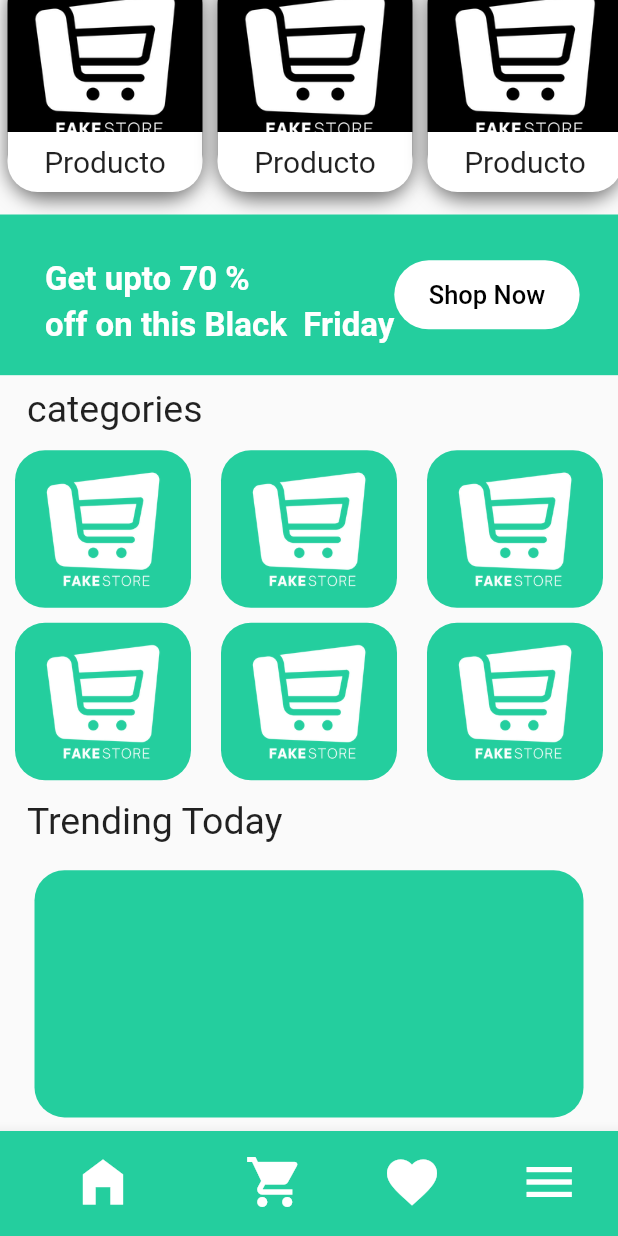
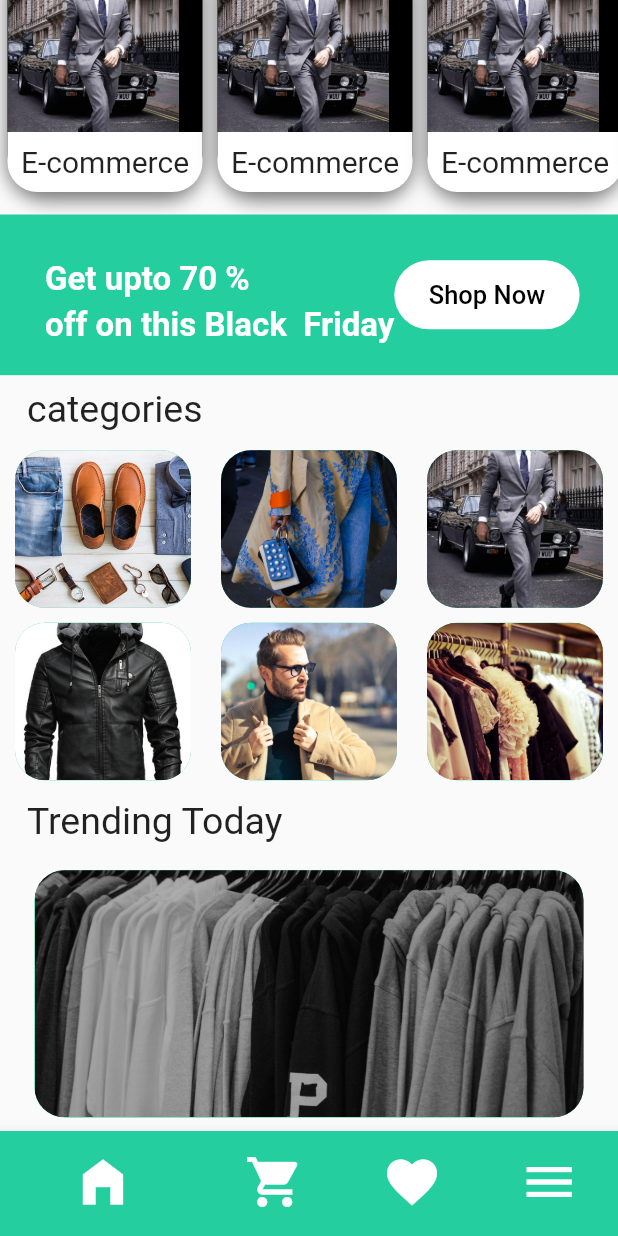
Before and after one commit to MarioCun/prueba_tecnica_mario, a Flutter app: the screen it shows after launch, scrolled down 253 dp, on a phone screen of 412 x 824 dp. Run offline on Flutter 3.47's test engine with Material 2 defaults, Android fonts, the phone set to English and light mode, and no system bars.

Commit message:
se colocaron imagenes

```diff
--- a/lib/main.dart
+++ b/lib/main.dart
@@ -5,6 +5,8 @@ import 'package:flutter/material.dart';
 import 'package:prueba_tecnica/screens/screens.dart';
 
 void main() => runApp(const MyApp());
+
+
 
 class MyApp extends StatelessWidget {
   const MyApp({super.key});
--- a/lib/models/models.dart
+++ b/lib/models/models.dart
@@ -0,0 +1,3 @@
+//! Importaciones de bateria
+
+export 'package:prueba_tecnica/models/product_model.dart';
--- a/lib/models/product_model.dart
+++ b/lib/models/product_model.dart
@@ -1,11 +1,3 @@
-// To parse this JSON data, do
-//
-//     final productsModel = productsModelFromMap(jsonString);
-
-// To parse this JSON data, do
-//
-//     final productsModel = productsModelFromMap(jsonString);
-
 
 import 'dart:convert';
 
@@ -15,6 +7,7 @@ class ProductsModel {
         required this.title,
         required this.price,
         required this.description,
+        required this.category,
         required this.image,
         required this.rating,
     });
@@ -23,6 +16,7 @@ class ProductsModel {
     String title;
     double price;
     String description;
+    Category category;
     String image;
     Rating rating;
 
@@ -35,6 +29,7 @@ class ProductsModel {
         title: json["title"],
         price: json["price"].toDouble(),
         description: json["description"],
+        category: json["category"],
         image: json["image"],
         rating: Rating.fromMap(json["rating"]),
     );
@@ -44,10 +39,14 @@ class ProductsModel {
         "title": title,
         "price": price,
         "description": description,
+        "category": category,
         "image": image,
         "rating": rating.toMap(),
     };
 }
+
+enum Category { MEN_S_CLOTHING, JEWELERY, ELECTRONICS, WOMEN_S_CLOTHING }
+
 
 
 class Rating {
--- a/lib/screens/componets/home_screen_body.dart
+++ b/lib/screens/componets/home_screen_body.dart
@@ -18,7 +18,20 @@ class HomeScreenBodyWidget extends StatelessWidget {
         children: [
           HeaderBodyWidget(size: size),
 
-          const CardProductWidget(),
+         SingleChildScrollView (
+          scrollDirection: Axis.horizontal,
+            child: Row(
+              children: const [
+                CardProductWidget(imagen: 'assets/hombre.jpg', title: 'E-commerce',),
+                CardProductWidget(imagen: 'assets/hombre.jpg', title: 'E-commerce',),
+                CardProductWidget(imagen: 'assets/hombre.jpg', title: 'E-commerce',),
+                CardProductWidget(imagen: 'assets/hombre.jpg', title: 'E-commerce',),
+                CardProductWidget(imagen: 'assets/hombre.jpg', title: 'E-commerce',),
+              ],
+            ),
+          ),
+
+
 
 
           _TargetCenter(size: size),
@@ -29,20 +42,40 @@ class HomeScreenBodyWidget extends StatelessWidget {
 
           const _TextTitle(text: 'Trending Today',),
 
-          Container(
+          _TargetFinal(size: size)
+
+        ],
+      ),
+    );
+  }
+}
+
+class _TargetFinal extends StatelessWidget {
+  const _TargetFinal({
+    super.key,
+    required this.size,
+  });
+
+  final Size size;
+
+  @override
+  Widget build(BuildContext context) {
+    return Container(
       margin: const EdgeInsets.symmetric(horizontal: 23, vertical: 10),
       height: size.height * 0.2,
       width: double.infinity,
       decoration: BoxDecoration(
         borderRadius: BorderRadius.circular(20),
         color: pPrimarycolor
+      ),
+      child:ClipRRect(
+        borderRadius: BorderRadius.circular(20),
+        child: Image.asset(
+          'assets/ropa-fondo-2.jpg',
+          fit: BoxFit.cover ,),
       )
       ,
 
-          )
-
-        ],
-      ),
     );
   }
 }
@@ -67,10 +100,6 @@ class _TextTitle extends StatelessWidget {
       ));
   }
 }
-
-
-
-
 
 class _TargetCenter extends StatelessWidget {
   const _TargetCenter({
--- a/lib/widgets/card_product.dart
+++ b/lib/widgets/card_product.dart
@@ -1,35 +1,17 @@
+//? importaciones de terceros
 import 'package:flutter/material.dart';
 
 class CardProductWidget extends StatelessWidget {
 
-  const CardProductWidget({Key? key}) : super(key: key);
+  final String imagen;
+  final String title;
 
-  @override
-  Widget build(BuildContext context) {
+  const CardProductWidget({
+    Key? key,
+    required this.imagen,
+    required this.title})
+    : super(key: key);
 
-
-    return Container(
-        margin: EdgeInsets.only(top: 10,  ) ,
-        width: double.infinity,
-        height: 180,
-        child: Expanded (
-          child: ListView.builder(
-            scrollDirection: Axis.horizontal,
-            itemCount: 20,
-            itemBuilder: (BuildContext context, int index) {
-              return _Card();;
-            },
-          ),
-        ),
-    );
-
-  }
-}
-
-class _Card extends StatelessWidget {
-  const _Card({
-    super.key,
-  });
 
   @override
   Widget build(BuildContext context) {
@@ -51,7 +33,9 @@ class _Card extends StatelessWidget {
           ),
           child: Stack(
             children: [
-              Image.asset('assets/logo.png', fit: BoxFit.cover),
+             ClipRRect (
+              borderRadius: BorderRadius.circular(25),
+              child: Image.asset(imagen, fit: BoxFit.cover)),
               Positioned(
                 bottom: 0,
                 left: 0,
@@ -63,9 +47,9 @@ class _Card extends StatelessWidget {
                     color: Colors.white,
                     borderRadius: BorderRadius.only(bottomRight: Radius.circular(20), bottomLeft: Radius.circular(20))
                   ),
-                  child:  const FittedBox(
+                  child:  FittedBox(
                     fit:  BoxFit.contain,
-                    child: Text('Producto', style:  TextStyle( fontSize: 20 ),),
+                    child: Text(title, style: const  TextStyle( fontSize: 20 ),),
                   ),
                 ),
               )
--- a/lib/widgets/grip_view_buider.dart
+++ b/lib/widgets/grip_view_buider.dart
@@ -8,16 +8,16 @@ class GripViewWidget extends StatelessWidget {
   @override
   Widget build(BuildContext context) {
     return  Table(
-      children:  [
+      children: const [
         TableRow(children: [
-          _ContainerRow(),
-          _ContainerRow(),
-          _ContainerRow(),
+          _ContainerRow(imagen: 'assets/moda.jpg',),
+          _ContainerRow(imagen: 'assets/mujer.jpg',),
+          _ContainerRow(imagen: 'assets/hombre.jpg',),
         ]),
          TableRow(children: [
-          _ContainerRow(),
-          _ContainerRow(),
-          _ContainerRow(),
+          _ContainerRow(imagen: 'assets/chaqueta.jpg',),
+          _ContainerRow(imagen: 'assets/hombre2.jpg',),
+          _ContainerRow(imagen: 'assets/moda23.jpg',),
         ]),
       ],
     );
@@ -27,7 +27,9 @@ class GripViewWidget extends StatelessWidget {
 class _ContainerRow extends StatelessWidget {
 
 
+  final String imagen;
 
+  const _ContainerRow({super.key, required this.imagen});
 
   @override
   Widget build(BuildContext context) {
@@ -40,7 +42,12 @@ class _ContainerRow extends StatelessWidget {
         color: pPrimarycolor,
         borderRadius: BorderRadius.circular(20)
       ),
-      child: Image.asset('assets/logo.png')
+      child: ClipRRect(
+        borderRadius: BorderRadius.circular(20),
+        child: Image.asset(
+          imagen,
+          fit: BoxFit.cover, ),
+      )
 
     );
   }
--- a/pubspec.yaml
+++ b/pubspec.yaml
@@ -36,6 +36,8 @@ dependencies:
   # Use with the CupertinoIcons class for iOS style icons.
   cupertino_icons: ^1.0.2
   provider: ^6.0.5
+  http: ^0.13.5
+
 
 dev_dependencies:
   flutter_test:
```
Also changed, not shown: assets/chaqueta.jpg (added), assets/hombre.jpg (added), assets/hombre2.jpg (added), assets/moda.jpg (added), assets/moda23.jpg (added), assets/mujer.jpg (added), assets/ropa-fondo-2.jpg (added), lib/providers/providers.dart (line endings or trailing spaces), pubspec.lock. Lines whose indentation alone changed are shown as unchanged.
